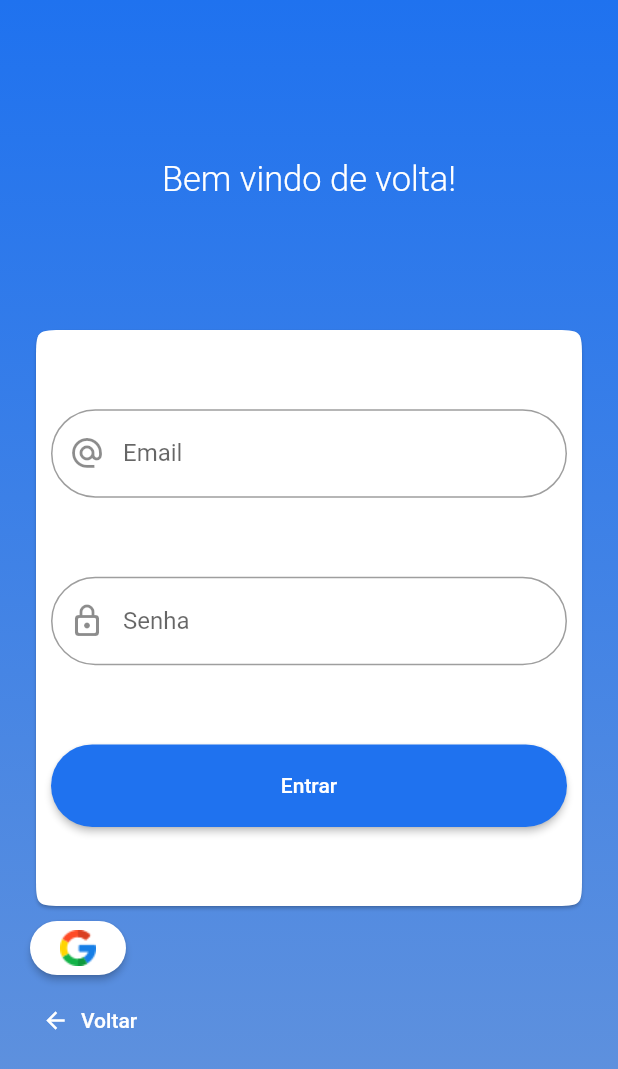
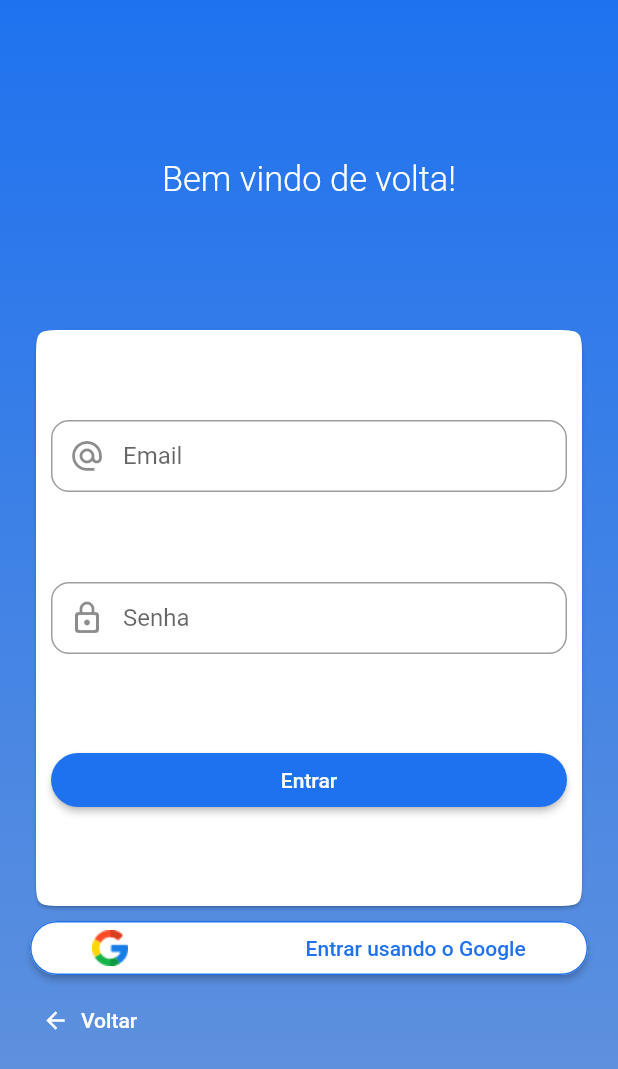
Before and after one commit to eududalim/shatrip_app, a Flutter app: the screen it shows after launch, after a tap on "Entrar", on a phone screen of 412 x 824 dp. Shown: the top 1069 px of the screen. Run offline on Flutter 3.47's test engine with Material 2 defaults, Android fonts, the phone set to English and light mode, and no system bars; our stand-ins replace get; Roboto replaces fonts that are missing (Poppins).

Commit message:
Alterações na pagina de login, botôes, forms

```diff
--- a/lib/app/login/ui/elements/buttons_alternatives_login.dart
+++ b/lib/app/login/ui/elements/buttons_alternatives_login.dart
@@ -6,15 +6,22 @@ class ButtonsAlternativesLogin extends StatelessWidget {
 
   @override
   Widget build(BuildContext context) {
-    return Container(
+    return ElevatedButton(
+        onPressed: () {},
         child: Row(
-      children: [
-        ElevatedButton(
-          onPressed: () {},
-          child: Image.asset('assets/images/google.png'),
-          style: LoginTheme.buttonStyle1(context),
-        )
-      ],
-    ));
+          mainAxisAlignment: MainAxisAlignment.spaceAround,
+          children: [
+            Image.asset('assets/images/google.png'),
+            SizedBox(width: 16),
+            Text('Entrar usando o Google')
+          ],
+        ),
+        style: LoginTheme.buttonStyle1(context).copyWith(
+          side: MaterialStateProperty.all<BorderSide>(
+            BorderSide(
+              color: Theme.of(context).primaryColor,
+            ),
+          ),
+        ));
   }
 }
--- a/lib/app/login/ui/elements/custom_form_field.dart
+++ b/lib/app/login/ui/elements/custom_form_field.dart
@@ -38,7 +38,7 @@ class CustomFormField extends StatelessWidget {
             labelStyle: TextStyle(letterSpacing: 0),
             prefixIcon: icon,
             enabled: enable,
-            contentPadding: EdgeInsets.all(20.0),
+            contentPadding: EdgeInsets.all(10.0),
             hintText: hintText,
             hintStyle: obscureText
                 ? TextStyle(
@@ -47,7 +47,7 @@ class CustomFormField extends StatelessWidget {
                   )
                 : null,
             border: OutlineInputBorder(
-              borderRadius: BorderRadius.circular(30.0),
+              borderRadius: BorderRadius.circular(12.0),
             ),
           ),
         ),
--- a/lib/app/login/ui/pages/login_page.dart
+++ b/lib/app/login/ui/pages/login_page.dart
@@ -62,7 +62,7 @@ class LoginPage extends StatelessWidget {
                               onTap: () {}),
                           Container(
                             width: double.maxFinite,
-                            height: 55,
+                            // height: 55,
                             child: ElevatedButton(
                               onPressed: () {},
                               child: Text('Entrar'),
```
